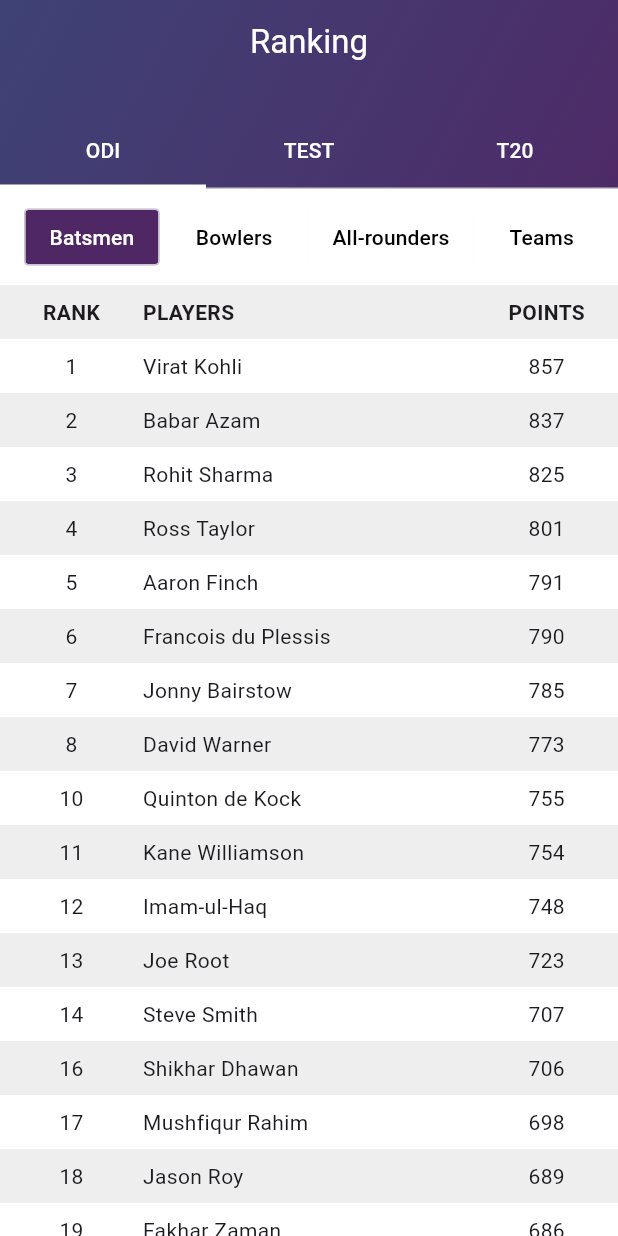
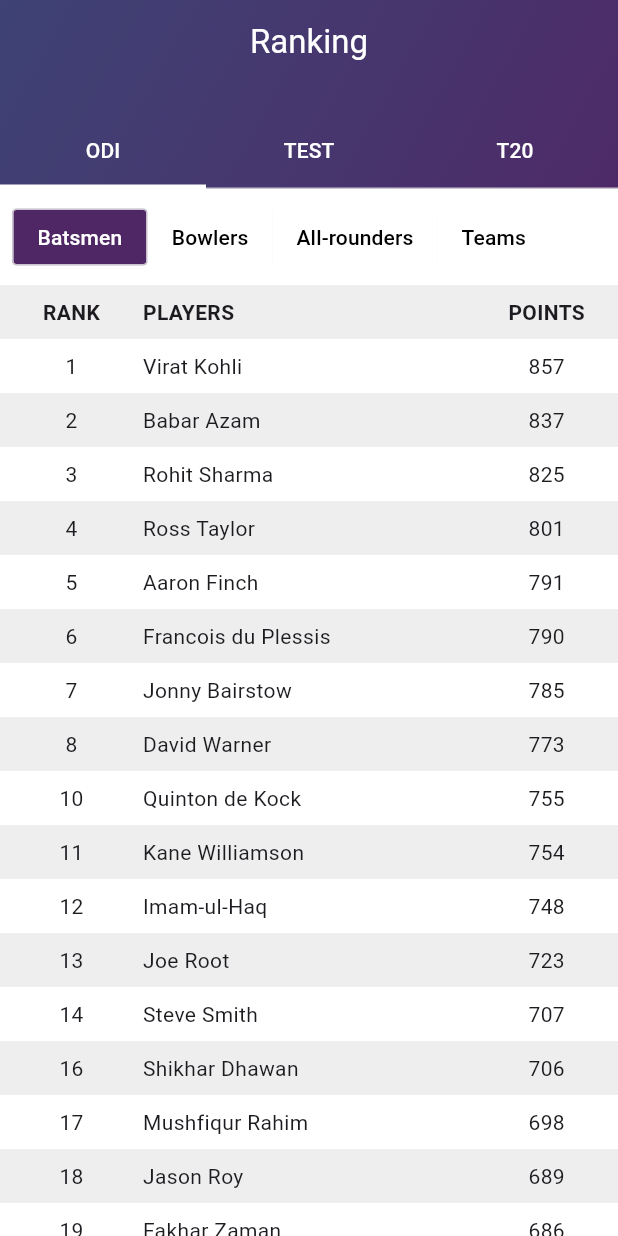
Before and after one commit to msavanan/bytesigma, a Flutter app: the screen it shows after launch, on a phone screen of 412 x 824 dp. Run offline on Flutter 3.47's test engine with Material 3 defaults, Android fonts, the phone set to English and light mode, and no system bars; our stand-ins replace bloc, equatable, flutter_bloc, freezed_annotation.

Commit message:
updated category

```diff
--- a/lib/view/ranking/ranking_tab_bar/category.dart
+++ b/lib/view/ranking/ranking_tab_bar/category.dart
@@ -17,7 +17,7 @@ class CategoryChip extends StatelessWidget {
   @override
   Widget build(BuildContext context) {
     return Padding(
-      padding: const EdgeInsets.only(left: 8.0),
+      padding: const EdgeInsets.only(left: 0.0),
       child: ActionChip(
         label: Text(name,
             style: TextStyle(color: isActive ? Colors.white : Colors.black)),
```
